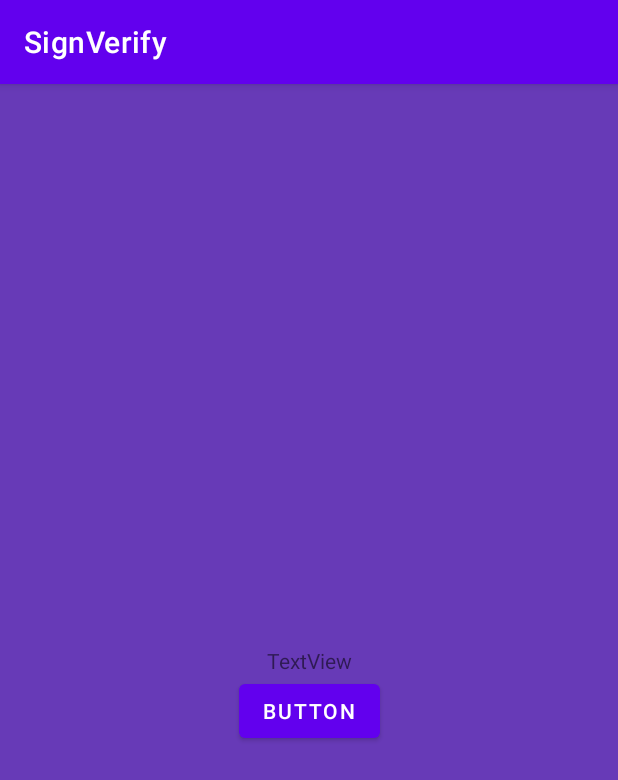
After one commit to tolunaykan/SignVerify, an Android app: the fragment CustomOnboardingFragment1 shown on its own in the app's theme, on a phone screen of 412 x 824 dp. The commit adds this screen. Shown: the top 780 px of the screen. Run offline under Robolectric (Android 15) with nearby library versions, the phone set to English and light mode, and no system bars; libraries missing offline, so code that uses them is left out: com.github.appintro.

Commit message:
Onboarding screen created and some fragments added

```diff
--- a/app/build.gradle
+++ b/app/build.gradle
@@ -26,6 +26,7 @@ android {
         sourceCompatibility JavaVersion.VERSION_1_8
         targetCompatibility JavaVersion.VERSION_1_8
     }
+
 }
 
 dependencies {
--- /dev/null
+++ b/app/src/main/java/com/tolunaykandirmaz/signverify/onboarding/fragment/CustomOnboardingFragment1.java
@@ -0,0 +1,51 @@
+package com.tolunaykandirmaz.signverify.onboarding.fragment;
+
+import android.os.Bundle;
+import android.view.LayoutInflater;
+import android.view.View;
+import android.view.ViewGroup;
+import android.widget.Button;
+import android.widget.Toast;
+
+import androidx.annotation.NonNull;
+import androidx.annotation.Nullable;
+import androidx.fragment.app.Fragment;
+
+import com.github.appintro.SlidePolicy;
+import com.tolunaykandirmaz.signverify.R;
+
+public class CustomOnboardingFragment1 extends Fragment implements SlidePolicy {
+
+    private Button askPermissionButton;
+
+    private boolean isClicked = false;
+
+    @Nullable
+    @Override
+    public View onCreateView(@NonNull LayoutInflater inflater, @Nullable ViewGroup container, @Nullable Bundle savedInstanceState) {
+        return inflater.inflate(R.layout.custom_onboarding_layout1, container, false);
+    }
+
+    @Override
+    public void onViewCreated(@NonNull View view, @Nullable Bundle savedInstanceState) {
+        super.onViewCreated(view, savedInstanceState);
+
+        askPermissionButton = view.findViewById(R.id.button);
+
+        askPermissionButton.setOnClickListener(v -> isClicked = true);
+    }
+
+    @Override
+    public boolean isPolicyRespected() {
+        return isClicked;
+    }
+
+    @Override
+    public void onUserIllegallyRequestedNextPage() {
+        Toast.makeText(requireContext(), "Lütfen butona tıklayın", Toast.LENGTH_SHORT).show();
+    }
+
+    public static CustomOnboardingFragment1 newInstance(){
+        return new CustomOnboardingFragment1();
+    }
+}
--- /dev/null
+++ b/app/src/main/res/layout/custom_onboarding_layout1.xml
@@ -0,0 +1,27 @@
+<?xml version="1.0" encoding="utf-8"?>
+<androidx.constraintlayout.widget.ConstraintLayout xmlns:android="http://schemas.android.com/apk/res/android"
+    xmlns:app="http://schemas.android.com/apk/res-auto"
+    xmlns:tools="http://schemas.android.com/tools"
+    android:background="#673AB7"
+    android:layout_width="match_parent"
+    android:layout_height="match_parent">
+
+    <TextView
+        android:id="@+id/textView"
+        android:layout_width="wrap_content"
+        android:layout_height="wrap_content"
+        android:text="TextView"
+        app:layout_constraintBottom_toBottomOf="parent"
+        app:layout_constraintEnd_toEndOf="parent"
+        app:layout_constraintStart_toStartOf="parent"
+        app:layout_constraintTop_toTopOf="parent" />
+
+    <Button
+        android:id="@+id/button"
+        android:layout_width="wrap_content"
+        android:layout_height="wrap_content"
+        android:text="Button"
+        app:layout_constraintEnd_toEndOf="parent"
+        app:layout_constraintStart_toStartOf="parent"
+        app:layout_constraintTop_toBottomOf="@+id/textView" />
+</androidx.constraintlayout.widget.ConstraintLayout>
--- a/app/src/main/res/values-night/themes.xml
+++ /dev/null
@@ -1,16 +0,0 @@
-<resources xmlns:tools="http://schemas.android.com/tools">
-    <!-- Base application theme. -->
-    <style name="Theme.SignVerify" parent="Theme.MaterialComponents.DayNight.DarkActionBar">
-        <!-- Primary brand color. -->
-        <item name="colorPrimary">@color/purple_200</item>
-        <item name="colorPrimaryVariant">@color/purple_700</item>
-        <item name="colorOnPrimary">@color/black</item>
-        <!-- Secondary brand color. -->
-        <item name="colorSecondary">@color/teal_200</item>
-        <item name="colorSecondaryVariant">@color/teal_200</item>
-        <item name="colorOnSecondary">@color/black</item>
-        <!-- Status bar color. -->
-        <item name="android:statusBarColor" tools:targetApi="l">?attr/colorPrimaryVariant</item>
-        <!-- Customize your theme here. -->
-    </style>
-</resources>
--- a/app/src/main/res/values/strings.xml
+++ b/app/src/main/res/values/strings.xml
@@ -1,3 +1,5 @@
 <resources>
     <string name="app_name">SignVerify</string>
+    <string name="hosgeldin">Hoşgeldin!</string>
+    <string name="fragement1_tanitim_yazisi">SignVerify uygulaması ile kolay bir şekilde imza doğrulama işlemi yapabilir ve belgelerin doğruluğunu ölçebilirsin</string>
 </resources>
--- a/build.gradle
+++ b/build.gradle
@@ -16,6 +16,7 @@ allprojects {
     repositories {
         google()
         jcenter()
+        maven { url "https://jitpack.io" }
     }
 }
 
```
Also changed, not shown: app/src/main/java/com/tolunaykandirmaz/signverify/MainActivity.java (+42 -4 lines).
